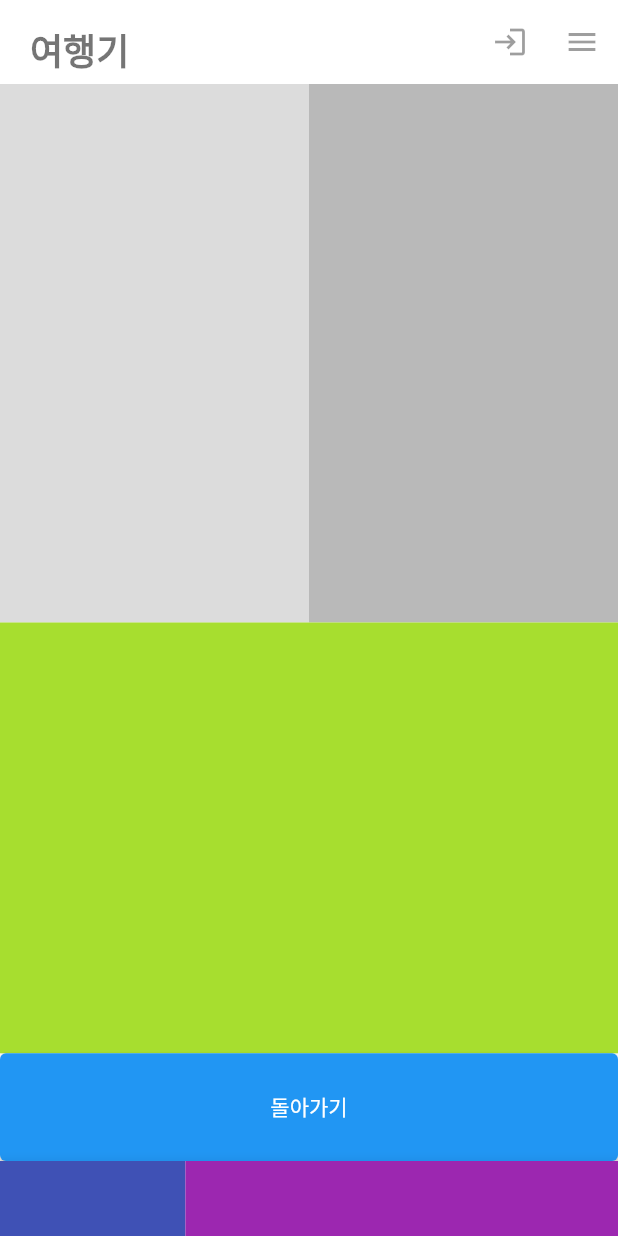
After one commit to rectangle714/travelRecord, a Flutter app: the screen it shows after launch, after a tap on "이동", on a phone screen of 412 x 824 dp. The commit adds this screen. Run offline on Flutter 3.47's test engine with Material 2 defaults, Android fonts, the phone set to English and light mode, and no system bars.

Commit message:
2022.09.04_LBY_화면이동 레이아웃 테스

```diff
--- a/travel_record_view/lib/main.dart
+++ b/travel_record_view/lib/main.dart
@@ -1,7 +1,8 @@
-import 'dart:html';
+
 
 import 'package:flutter/material.dart';
 import 'package:http/http.dart' as http;
+import 'package:travel_record_view/test.dart';
 
 void main() {
   runApp(const MyApp());
@@ -79,6 +80,14 @@ class _MyHomePageState extends State<MyHomePage> {
               onPressed: widget.testAjax,
               child: Text("api 통신 테스트 버튼"),
             ),
+            ElevatedButton(
+              onPressed: () => Navigator.push(
+                context
+                , MaterialPageRoute(
+                  builder: (context) => TestPage()),
+              ),
+              child: Text("이동"),
+            ),
             Padding(
               child: TextField(
                 decoration: InputDecoration(
--- /dev/null
+++ b/travel_record_view/lib/test.dart
@@ -0,0 +1,87 @@
+
+import 'package:flutter/material.dart';
+
+class TestPage extends StatefulWidget{
+  @override
+  State<TestPage> createState() => _TestPage();
+
+}
+class _TestPage extends State<TestPage>{
+
+  @override
+  Widget build(BuildContext context) {
+    return(Scaffold(
+      appBar: AppBar(
+        backgroundColor: Colors.white,
+        leadingWidth: 100,
+        leading: Container(
+            child: Expanded(
+             child: Container(
+              padding: EdgeInsets.fromLTRB(20, 15, 0, 0),
+              child: Text(
+                  "여행기",
+                  style: TextStyle(
+                    color: Colors.black54,
+                    fontSize: 24,
+                    fontWeight: FontWeight.w700
+                  ),
+                ),
+             ),
+            )
+          ),
+        shadowColor : Colors.transparent,
+        actions: [
+            IconButton(icon: Icon(Icons.login), onPressed: null),
+            IconButton(icon: Icon(Icons.menu), onPressed: null),
+        ],
+      ),
+      body: Container(
+        child:Column(
+          children: [
+            Expanded(child: Container(
+              child: Row(
+                children: [
+                  Flexible(child: Container(color:Colors.black12), flex:5),
+                  Flexible(child: Container(color:Colors.black26), flex:5),
+                ],
+              ),
+            )),
+            Expanded(
+              child:Container(
+                child : Column(
+                  children: [
+                    Flexible(child: Container(color: Color(0xFFA7DE2F),), flex: 8,),
+                    Flexible(
+                      flex: 2,
+                      child: Container(
+                        child: ElevatedButton(
+                            child: Center(
+                              child: Text("돌아가기"),
+                            ),
+                          onPressed: () => Navigator.pop(context),
+                        ),
+                      )
+                    )
+                  ],
+                ),
+              )
+            ),
+          ],
+        )
+      ),
+      bottomNavigationBar: BottomAppBar(
+        child : Container(
+          height: 50,
+          child: Row(
+            children: [
+              Flexible(child: Container(color: Colors.indigo), flex: 3),
+              Flexible(child: Container(color: Colors.purple), flex: 7),
+              ],
+          ),
+        ),
+
+      )
+
+    ));
+  }
+}
```
